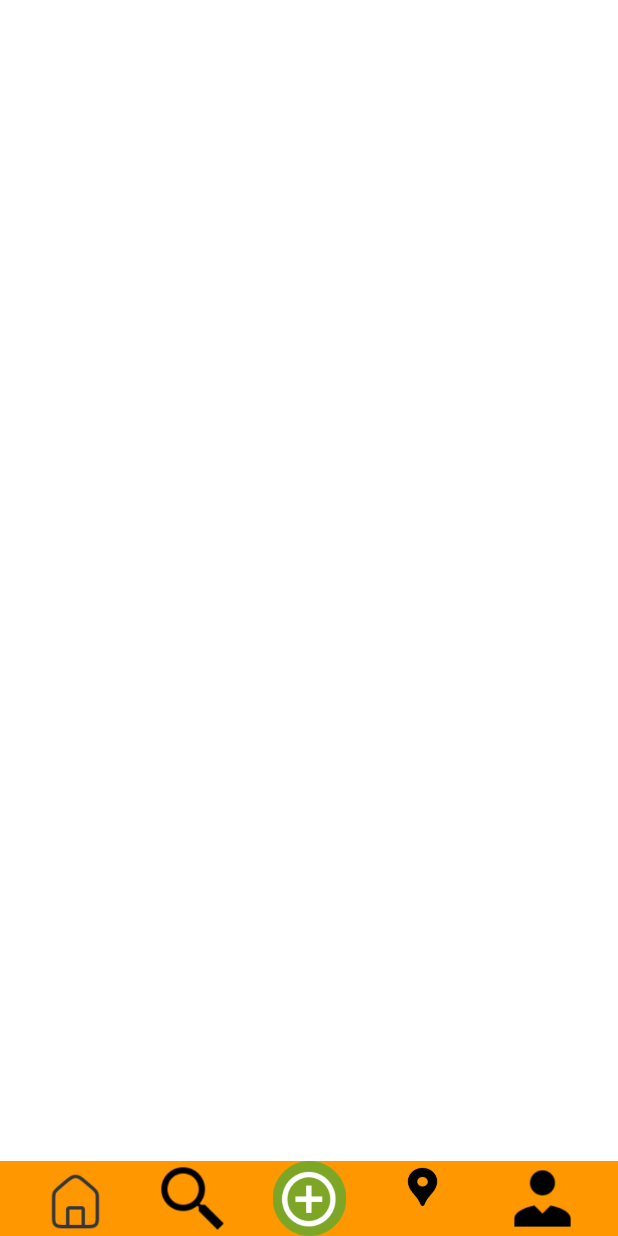
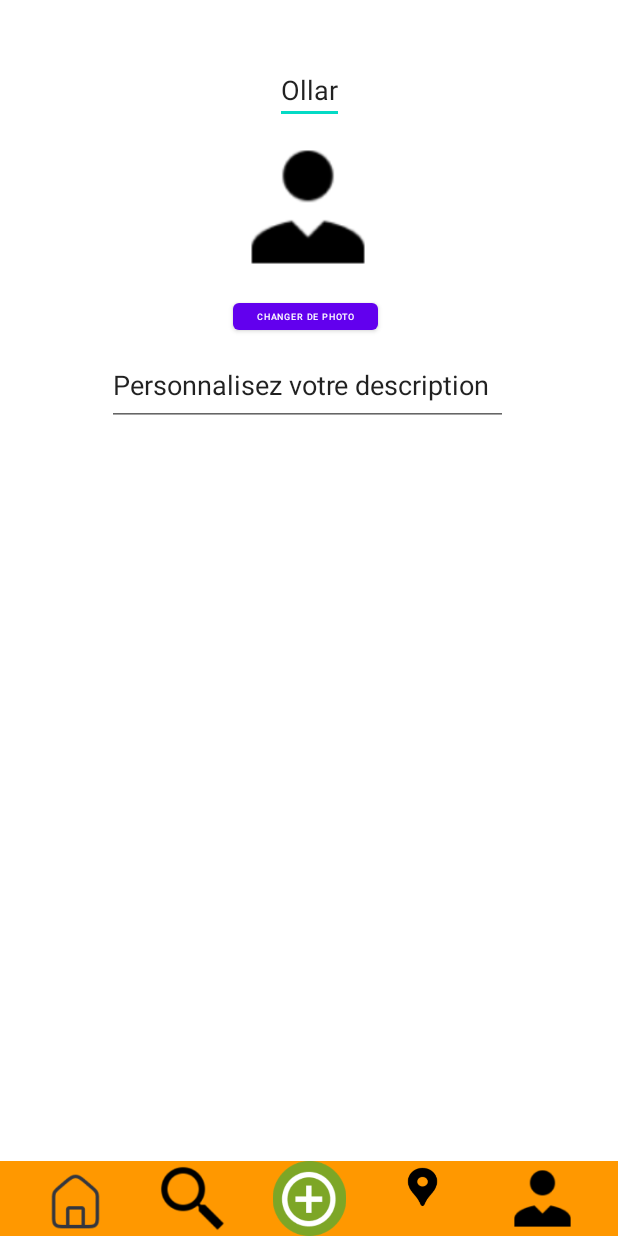
Before and after one commit to deliasTheo/Mon-Zozio, an Android app: the screen it shows after launch (Profil), after a tap on an icon or button, on a phone screen of 412 x 824 dp. Run offline under Robolectric (Android 15) with nearby library versions, the phone set to English and light mode, and no system bars; Roboto replaces fonts that are not available here.

Commit message:
nom et description profil

```diff
--- a/app/build.gradle
+++ b/app/build.gradle
@@ -43,6 +43,7 @@ dependencies {
     implementation 'androidx.constraintlayout:constraintlayout:2.1.4'
     implementation 'androidx.preference:preference:1.1.0'
     implementation 'org.osmdroid:osmdroid-android:6.0.2'
+    implementation 'androidx.gridlayout:gridlayout:1.0.0'
     testImplementation 'junit:junit:4.13.2'
     androidTestImplementation 'androidx.test.ext:junit:1.1.5'
     androidTestImplementation 'androidx.test.espresso:espresso-core:3.5.1'
@@ -50,5 +51,4 @@ dependencies {
     implementation 'org.osmdroid:osmdroid-mapsforge:6.1.10'
     implementation 'org.osmdroid:osmdroid-android:6.1.10'
 
-
 }
--- a/app/src/main/java/edu/polytech/Mon_Zozio/Profil.java
+++ b/app/src/main/java/edu/polytech/Mon_Zozio/Profil.java
@@ -4,12 +4,35 @@ import androidx.appcompat.app.AppCompatActivity;
 import androidx.fragment.app.Fragment;
 
 import android.content.Context;
+import android.content.Intent;
+import android.graphics.Bitmap;
+import android.graphics.BitmapFactory;
+import android.net.Uri;
 import android.os.Bundle;
+import android.text.Editable;
+import android.text.TextWatcher;
+import android.util.Log;
+import android.view.View;
 import android.view.Window;
+import android.view.inputmethod.InputMethodManager;
+import android.widget.Button;
+import android.widget.EditText;
+import android.widget.ImageButton;
+import android.widget.ImageView;
+import android.widget.Toast;
 
+import java.io.FileNotFoundException;
+import java.io.InputStream;
 
-public class Profil extends AppCompatActivity  implements ClickableMenuItem<Integer> {
-    private final String TAG = "polytech "+getClass().getSimpleName();
+public class Profil extends AppCompatActivity implements ClickableMenuItem<Integer> {
+    private static final int RESULT_LOAD_IMG = 2;
+    private final String TAG = "polytech " + getClass().getSimpleName();
+    private EditText description;
+    private Button btnDescriptionValidation;
+    private Button btnPhoto;
+    private ImageView imageView;
+    private EditText userName;
+    private ImageButton btnUserName;
 
     @Override
     protected void onCreate(Bundle savedInstanceState) {
@@ -17,11 +40,146 @@ public class Profil extends AppCompatActivity  implements ClickableMenuItem<Inte
         super.onCreate(savedInstanceState);
         setContentView(R.layout.activity_profil);
         FragmentMenu fragmentFame = new FragmentMenu();
-        int valeurSaisie = getIntent().getIntExtra(getString(R.string.NUM_ACTIVITY),0);
+        int valeurSaisie = getIntent().getIntExtra(getString(R.string.NUM_ACTIVITY), 0);
         Bundle args = new Bundle();
         args.putInt(getString(R.string.VALUE_FOR_MENU_FRAGMENT), valeurSaisie);
         fragmentFame.setArguments(args);
-        getSupportFragmentManager().beginTransaction().add(R.id.fragmentMenu, (Fragment) fragmentFame) .commit();
+        getSupportFragmentManager().beginTransaction().add(R.id.fragmentMenu, (Fragment) fragmentFame).commit();
+
+        // Description
+        description = findViewById(R.id.description);
+        description.setText(User.getInstance().getDescription());
+        btnDescriptionValidation = findViewById(R.id.btndescriptionvalidation);
+
+        // Photo
+        btnPhoto = findViewById(R.id.btnphoto);
+        imageView = findViewById(R.id.imageView);
+        imageView.setImageResource(User.getInstance().getPp());
+
+        //UserName
+        userName=findViewById(R.id.UserName);
+        userName.setText(User.getInstance().getUserName());
+        btnUserName=findViewById(R.id.UserNameValidation);
+
+        // Ajout du TextWatcher à l'EditText
+        description.addTextChangedListener(descriptionTextWatcher);
+        userName.addTextChangedListener(descriptionTextWatcherUserName);
+        btnPhoto.setOnClickListener(new View.OnClickListener() {
+            @Override
+            public void onClick(View v) {
+                getImageFromAlbum();
+            }
+        });
+
+        btnDescriptionValidation.setOnClickListener(new View.OnClickListener() {
+            @Override
+            public void onClick(View v) {
+                btnDescriptionValidation.setVisibility(View.INVISIBLE);
+
+                // Récupérer l'instance de l'InputMethodManager
+                InputMethodManager imm = (InputMethodManager) getSystemService(Context.INPUT_METHOD_SERVICE);
+
+                // Cacher le clavier virtuel
+                imm.hideSoftInputFromWindow(getCurrentFocus().getWindowToken(), 0);
+
+
+                // Récupérer le texte
+                User.getInstance().setDescription(String.valueOf(description.getText()));
+            }
+        });
+        btnUserName.setOnClickListener(new View.OnClickListener() {
+            @Override
+            public void onClick(View v) {
+                btnUserName.setVisibility(View.INVISIBLE);
+
+                // Récupérer l'instance de l'InputMethodManager
+                InputMethodManager imm = (InputMethodManager) getSystemService(Context.INPUT_METHOD_SERVICE);
+
+                // Cacher le clavier virtuel
+                imm.hideSoftInputFromWindow(getCurrentFocus().getWindowToken(), 0);
+
+
+                // Récupérer le texte
+                User.getInstance().setUserName(String.valueOf(userName.getText()));
+            }
+        });
+    }
+
+    private void getImageFromAlbum() {
+        try {
+            Intent photoPickerIntent = new Intent(Intent.ACTION_PICK);
+            photoPickerIntent.setType("image/*");
+            startActivityForResult(photoPickerIntent, RESULT_LOAD_IMG);
+        } catch (Exception exp) {
+            Log.i("Error", exp.toString());
+        }
+    }
+
+    private TextWatcher descriptionTextWatcher = new TextWatcher() {
+        @Override
+        public void beforeTextChanged(CharSequence s, int start, int count, int after) {
+            // Ne fait rien avant le changement de texte
+        }
+
+        @Override
+        public void onTextChanged(CharSequence s, int start, int before, int count) {
+            // Vérifie si le texte a changé
+            if (!s.toString().equals(User.getInstance().getDescription())) {
+                // Affiche le bouton si le texte a changé
+                btnDescriptionValidation.setVisibility(View.VISIBLE);
+            } else {
+                // Masque le bouton si le texte est identique
+                btnDescriptionValidation.setVisibility(View.INVISIBLE);
+            }
+        }
+
+        @Override
+        public void afterTextChanged(Editable s) {
+            // Ne fait rien après le changement de texte
+        }
+    };
+
+    private TextWatcher descriptionTextWatcherUserName = new TextWatcher() {
+        @Override
+        public void beforeTextChanged(CharSequence s, int start, int count, int after) {
+            // Ne fait rien avant le changement de texte
+        }
+
+        @Override
+        public void onTextChanged(CharSequence s, int start, int before, int count) {
+            // Vérifie si le texte a changé
+            if (!s.toString().equals(User.getInstance().getDescription())) {
+                // Affiche le bouton si le texte a changé
+                btnUserName.setVisibility(View.VISIBLE);
+            } else {
+                // Masque le bouton si le texte est identique
+                btnUserName.setVisibility(View.INVISIBLE);
+            }
+        }
+
+        @Override
+        public void afterTextChanged(Editable s) {
+            // Ne fait rien après le changement de texte
+        }
+    };
+
+    @Override
+    protected void onActivityResult(int requestCode, int resultCode, Intent data) {
+        super.onActivityResult(requestCode, resultCode, data);
+
+        if (requestCode == RESULT_LOAD_IMG && resultCode == RESULT_OK && data != null) {
+            try {
+                final Uri imageUri = data.getData();
+                final InputStream imageStream = getContentResolver().openInputStream(imageUri);
+                final Bitmap selectedImage = BitmapFactory.decodeStream(imageStream);
+                imageView.setImageBitmap(selectedImage);
+            } catch (FileNotFoundException e) {
+                e.printStackTrace();
+                Toast.makeText(Profil.this, "Something went wrong", Toast.LENGTH_LONG).show();
+            }
+        } else {
+            Toast.makeText(Profil.this, "You haven't picked an image", Toast.LENGTH_LONG).show();
+        }
     }
 
     @Override
--- /dev/null
+++ b/app/src/main/java/edu/polytech/Mon_Zozio/User.java
@@ -0,0 +1,45 @@
+package edu.polytech.Mon_Zozio;
+
+public class User {
+    private String description;
+
+    private int pp;
+    private String userName;
+    private static User instance=null;
+
+    private User(){
+        this.userName="Ollar";
+        this.pp=R.drawable.profil;
+        this.description="Personnalisez votre description";
+    }
+    public static User getInstance() {
+        if(instance== null)
+            instance = new User();
+        return instance;
+    }
+
+    public String getDescription() {
+        return description;
+    }
+
+    public void setDescription(String description) {
+        this.description = description;
+    }
+
+    public int getPp() {
+        return pp;
+    }
+
+    public void setPp(int pp) {
+        this.pp = pp;
+    }
+
+    public String getUserName() {
+        return userName;
+    }
+
+    public void setUserName(String userName) {
+        this.userName = userName;
+    }
+
+}
--- a/app/src/main/res/layout/activity_profil.xml
+++ b/app/src/main/res/layout/activity_profil.xml
@@ -4,31 +4,101 @@
     xmlns:tools="http://schemas.android.com/tools"
     android:layout_width="match_parent"
     android:layout_height="match_parent"
-    tools:context=".Profil">
+    tools:context=".Profil"
+    tools:layout_editor_absoluteX="-1dp"
+    tools:layout_editor_absoluteY="30dp">
 
 
+    <EditText
+        android:id="@+id/UserName"
+        android:layout_width="wrap_content"
+        android:layout_height="wrap_content"
+        android:layout_marginTop="32dp"
+        android:text="Samuel"
+        app:layout_constraintBottom_toTopOf="@id/imageView"
+        app:layout_constraintLeft_toLeftOf="parent"
+        app:layout_constraintRight_toRightOf="parent"
+        app:layout_constraintTop_toTopOf="parent" />
 
 
+    <ImageButton
+        android:id="@+id/UserNameValidation"
+        android:layout_width="50dp"
+        android:layout_height="50dp"
+        android:layout_marginTop="30dp"
+        android:adjustViewBounds="true"
+        android:backgroundTint="@color/white"
+        android:scaleType="fitCenter"
+        android:src="@drawable/tic"
+        android:visibility="invisible"
+        app:layout_constraintBottom_toTopOf="@+id/imageView"
+        app:layout_constraintStart_toEndOf="@+id/UserName"
+        app:layout_constraintTop_toTopOf="parent"
+        app:layout_constraintVertical_bias="1.0" />
+
+    <ImageView
+        android:id="@+id/imageView"
+        android:layout_width="100dp"
+        android:layout_height="100dp"
+        android:layout_marginTop="88dp"
+        app:layout_constraintHorizontal_bias="0.498"
+        app:layout_constraintLeft_toLeftOf="parent"
+        app:layout_constraintRight_toRightOf="parent"
+        app:layout_constraintTop_toTopOf="parent" />
 
 
+    <EditText
+        android:id="@+id/description"
+        android:layout_width="267dp"
+        android:layout_height="54dp"
+        android:layout_marginTop="4dp"
+        android:text=""
+        app:layout_constraintHorizontal_bias="0.493"
+        app:layout_constraintLeft_toLeftOf="parent"
+        app:layout_constraintRight_toRightOf="parent"
+        app:layout_constraintTop_toBottomOf="@id/btnphoto" />
 
+    <Button
+        android:id="@+id/btnphoto"
+        android:layout_width="wrap_content"
+        android:layout_height="30dp"
+        android:layout_marginTop="8dp"
+        android:text="@string/changer_de_photos"
+        android:textSize="6dp"
+        app:layout_constraintEnd_toEndOf="parent"
+        app:layout_constraintHorizontal_bias="0.493"
+        app:layout_constraintStart_toStartOf="parent"
+        app:layout_constraintTop_toBottomOf="@+id/imageView" />
 
-
-
-
-
-
-
+    <Button
+        android:id="@+id/btndescriptionvalidation"
+        android:layout_width="wrap_content"
+        android:layout_height="30dp"
+        android:layout_marginTop="8dp"
+        android:text="@string/valider"
+        android:textSize="6dp"
+        android:visibility="invisible"
+        app:layout_constraintHorizontal_bias="0.498"
+        app:layout_constraintLeft_toLeftOf="parent"
+        app:layout_constraintRight_toRightOf="parent"
+        app:layout_constraintTop_toBottomOf="@id/description" />
 
     <FrameLayout
         android:id="@+id/fragmentMenu"
         android:layout_width="match_parent"
         android:layout_height="wrap_content"
+        app:layout_constraintBottom_toBottomOf="parent"
         app:layout_constraintStart_toStartOf="parent"
-        app:layout_constraintBottom_toBottomOf="parent"
-        tools:layout="@layout/fragment_menu" >
+        tools:layout="@layout/fragment_menu">
 
 
     </FrameLayout>
 
+    <androidx.constraintlayout.widget.Guideline
+        android:id="@+id/guideline"
+        android:layout_width="wrap_content"
+        android:layout_height="wrap_content"
+        android:orientation="vertical"
+        app:layout_constraintGuide_begin="20dp" />
+
 </androidx.constraintlayout.widget.ConstraintLayout>
--- a/app/src/main/res/values/strings.xml
+++ b/app/src/main/res/values/strings.xml
@@ -3,4 +3,9 @@
     <string name="NUM_ACTIVITY">numActivity</string>
     <string name="VALUE_FOR_MENU_FRAGMENT">menuFragmentValue</string>
     <string name="TITLE">title</string>
+    <string name="changer_de_description" />
+    <string name="description">Description</string>
+    <string name="changer_de_photos">Changer de photo</string>
+    <string name="changer_de_descriptions">Changer de description</string>
+    <string name="valider">Valider</string>
 </resources>
```
Also changed, not shown: app/src/main/res/drawable/cadre.png (added), app/src/main/res/drawable/tic.jpg (added).
